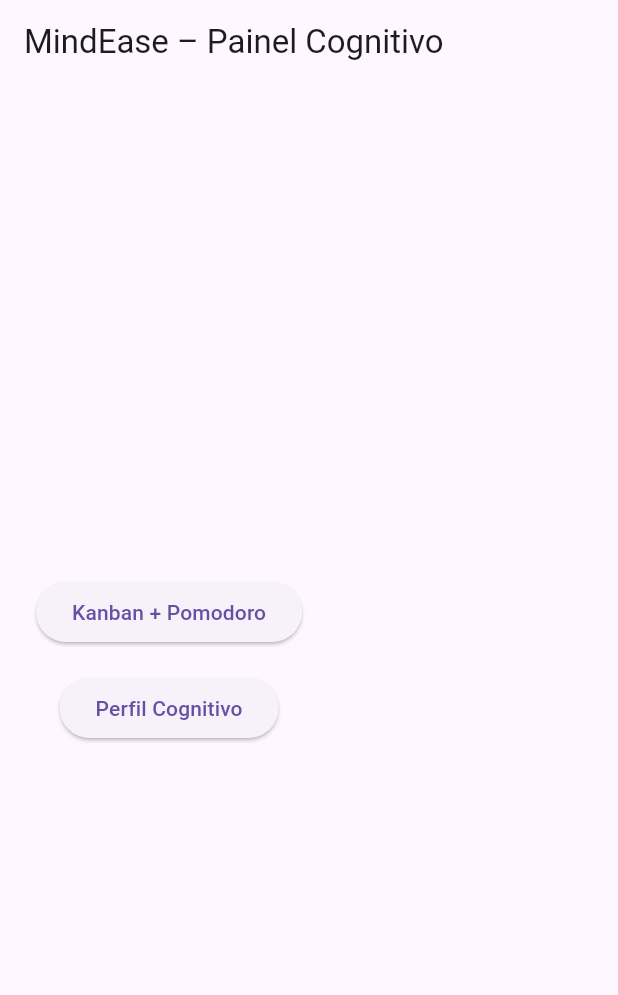
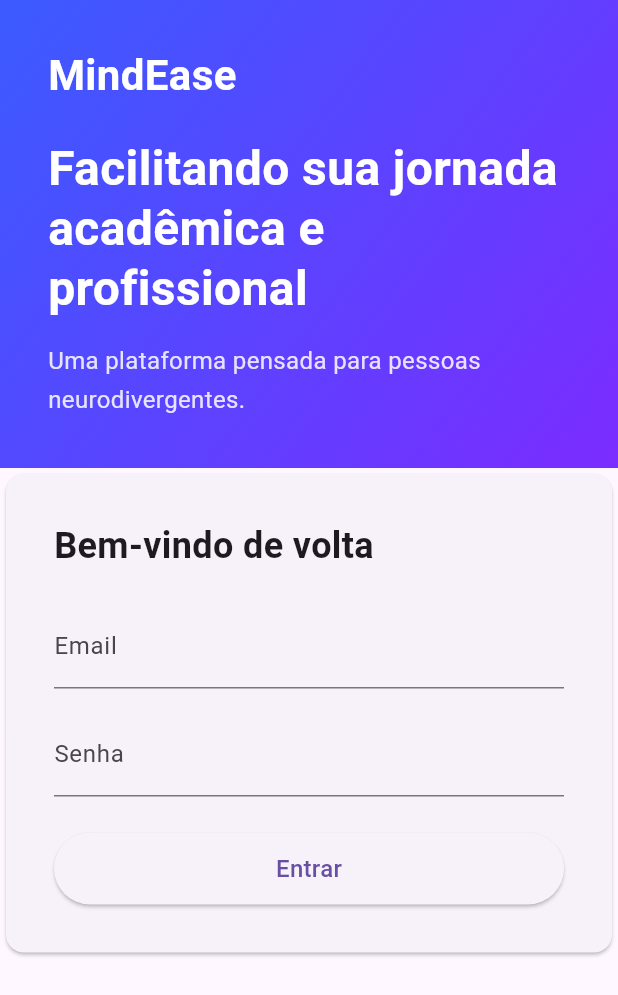
Before and after one commit to mindeaseapp/mindease-focus-tc5, a Flutter app: the screen it shows after launch, on a phone screen of 412 x 824 dp. Shown: the top 995 px of the screen. Run offline on Flutter 3.47's test engine with Material 3 defaults, Android fonts, the light colour scheme and no system bars.

Commit message:
feat: ajuste de token, login.

```diff
--- /dev/null
+++ b/lib/features/auth/login/presentation/login_page.dart
@@ -0,0 +1,79 @@
+import 'package:flutter/material.dart';
+
+import 'package:mindease_focus/shared/layout/flex_grid.dart';
+import 'package:mindease_focus/shared/widgets/gradient_panel.dart';
+import 'package:mindease_focus/shared/tokens/app_spacing.dart';
+import 'package:mindease_focus/shared/tokens/app_sizes.dart';
+
+import 'login_styles.dart';
+
+class LoginPage extends StatelessWidget {
+  const LoginPage({super.key});
+
+  @override
+  Widget build(BuildContext context) {
+    return Scaffold(
+      body: FlexGrid(
+        left: GradientPanel(
+          child: Column(
+            crossAxisAlignment: CrossAxisAlignment.start,
+            children: [
+              Text('MindEase', style: LoginStyles.brand),
+              SizedBox(height: AppSpacing.lg),
+              Text(
+                'Facilitando sua jornada acadêmica e profissional',
+                style: LoginStyles.subtitle,
+              ),
+              SizedBox(height: AppSpacing.md),
+              Text(
+                'Uma plataforma pensada para pessoas neurodivergentes.',
+                style: LoginStyles.description,
+              ),
+            ],
+          ),
+        ),
+        right: Center(
+          child: Card(
+            child: SizedBox(
+              width: AppSizes.maxContentWidth,
+              child: Padding(
+                padding: EdgeInsets.all(LoginStyles.cardPadding),
+                child: Column(
+                  crossAxisAlignment: CrossAxisAlignment.start,
+                  mainAxisSize: MainAxisSize.min,
+                  children: [
+                    Text(
+                      'Bem-vindo de volta',
+                      style: LoginStyles.title,
+                    ),
+                    SizedBox(height: AppSpacing.lg),
+                    const TextField(
+                      decoration: InputDecoration(labelText: 'Email'),
+                    ),
+                    SizedBox(height: AppSpacing.md),
+                    const TextField(
+                      decoration: InputDecoration(labelText: 'Senha'),
+                      obscureText: true,
+                    ),
+                    SizedBox(height: AppSpacing.lg),
+                    SizedBox(
+                      width: double.infinity,
+                      height: AppSizes.buttonHeight,
+                      child: ElevatedButton(
+                        onPressed: () {},
+                        child: Text(
+                          'Entrar',
+                          style: LoginStyles.buttonText,
+                        ),
+                      ),
+                    ),
+                  ],
+                ),
+              ),
+            ),
+          ),
+        ),
+      ),
+    );
+  }
+}
--- /dev/null
+++ b/lib/features/auth/login/presentation/login_styles.dart
@@ -0,0 +1,25 @@
+import 'package:flutter/material.dart';
+
+import 'package:mindease_focus/shared/tokens/app_colors.dart';
+import 'package:mindease_focus/shared/tokens/app_spacing.dart';
+import 'package:mindease_focus/shared/tokens/app_typography.dart';
+
+class LoginStyles {
+  static final TextStyle title = AppTypography.h2;
+
+  static final TextStyle brand = AppTypography.h1.copyWith(
+    color: AppColors.textOnPrimary,
+  );
+
+  static final TextStyle subtitle = AppTypography.displaySmall.copyWith(
+    color: AppColors.textOnPrimary,
+  );
+
+  static final TextStyle description = AppTypography.body.copyWith(
+    color: AppColors.textOnPrimary.withOpacity(0.85),
+  );
+
+  static final TextStyle buttonText = AppTypography.labelLarge;
+
+  static const double cardPadding = AppSpacing.xl;
+}
--- a/lib/features/features.dart
+++ b/lib/features/features.dart
@@ -1,4 +1,7 @@
 
+export 'auth/login/presentation/login_page.dart';
+export 'auth/register/presentation/register_page.dart';
+export 'auth/reset_password/presentation/reset_password_page.dart';
 export 'dashboard/presentation/dashboard_page.dart';
 export 'tasks/presentation/tasks_page.dart';
 export 'profile/presentation/profile_page.dart';
--- /dev/null
+++ b/lib/features/routes.dart
@@ -0,0 +1,19 @@
+import 'package:flutter/material.dart';
+
+// auth
+import 'auth/login/presentation/login_page.dart';
+
+// app
+import 'dashboard/presentation/dashboard_page.dart';
+
+class AppRoutes {
+  // 🔹 nomes das rotas
+  static const String login = '/login';
+  static const String dashboard = '/dashboard';
+
+  // 🔹 mapa de rotas
+  static final Map<String, WidgetBuilder> routes = {
+    login: (_) => const LoginPage(),
+    dashboard: (_) => const DashboardPage(),
+  };
+}
--- a/lib/main.dart
+++ b/lib/main.dart
@@ -1,6 +1,5 @@
-
 import 'package:flutter/material.dart';
-import 'features/dashboard/presentation/dashboard_page.dart';
+import 'features/routes.dart';
 
 void main() {
   runApp(const MindEaseApp());
@@ -15,7 +14,12 @@ class MindEaseApp extends StatelessWidget {
       debugShowCheckedModeBanner: false,
       title: 'MindEase',
       theme: ThemeData(useMaterial3: true),
-      home: const DashboardPage(),
+
+      // ✅ PRIMEIRA TELA
+      initialRoute: AppRoutes.login,
+
+      // ✅ MAPA DE ROTAS (Clean)
+      routes: AppRoutes.routes,
     );
   }
 }
--- /dev/null
+++ b/lib/shared/layout/flex_grid.dart
@@ -0,0 +1,26 @@
+
+import 'package:flutter/material.dart';
+
+class FlexGrid extends StatelessWidget {
+  final Widget left;
+  final Widget right;
+
+  const FlexGrid({super.key, required this.left, required this.right});
+
+  @override
+  Widget build(BuildContext context) {
+    return LayoutBuilder(
+      builder: (context, c) {
+        if (c.maxWidth < 900) {
+          return Column(children: [left, right]);
+        }
+        return Row(
+          children: [
+            Expanded(child: left),
+            Expanded(child: right),
+          ],
+        );
+      },
+    );
+  }
+}
--- /dev/null
+++ b/lib/shared/tokens/app_colors.dart
@@ -0,0 +1,92 @@
+import 'package:flutter/material.dart';
+
+/// Design Tokens — Colors
+/// Paleta pensada para acessibilidade cognitiva,
+/// contraste adequado e reutilização global
+class AppColors {
+
+  /* ───────────────────────────
+   * 🎨 BRAND / PRIMARY
+   * ─────────────────────────── */
+
+  static const Color primary = Color(0xFF3B5BFF);
+  static const Color primaryDark = Color(0xFF2F49CC);
+  static const Color primaryLight = Color(0xFF6C83FF);
+
+  static const Color gradientStart = Color(0xFF3B5BFF);
+  static const Color gradientEnd   = Color(0xFF7B2CFF);
+
+  /* ───────────────────────────
+   * 🌫️ BACKGROUND / SURFACE
+   * ─────────────────────────── */
+
+  static const Color background = Color(0xFFF8FAFC);
+  static const Color surface = Color(0xFFF1F5F9);
+
+  static const Color card = Colors.white;
+  static const Color cardMuted = Color(0xFFF8FAFC);
+
+  /* ───────────────────────────
+   * 📝 TEXT
+   * ─────────────────────────── */
+
+  static const Color textPrimary = Color(0xFF0F172A);
+  static const Color textSecondary = Color(0xFF64748B);
+  static const Color textTertiary = Color(0xFF94A3B8);
+  static const Color textDisabled = Color(0xFFCBD5E1);
+  static const Color textOnPrimary = Colors.white;
+
+  /* ───────────────────────────
+   * 🧩 BORDERS / DIVIDERS
+   * ─────────────────────────── */
+
+  static const Color border = Color(0xFFE2E8F0);
+  static const Color borderStrong = Color(0xFFCBD5E1);
+  static const Color divider = Color(0xFFE5E7EB);
+
+  /* ───────────────────────────
+   * 🎯 ACTIONS / STATES
+   * ─────────────────────────── */
+
+  static const Color success = Color(0xFF22C55E);
+  static const Color warning = Color(0xFFF59E0B);
+  static const Color error = Color(0xFFEF4444);
+  static const Color info = Color(0xFF0EA5E9);
+
+  static const Color successBg = Color(0xFFDCFCE7);
+  static const Color warningBg = Color(0xFFFEF3C7);
+  static const Color errorBg = Color(0xFFFEE2E2);
+  static const Color infoBg = Color(0xFFE0F2FE);
+
+  /* ───────────────────────────
+   * 🖱️ BUTTONS
+   * ─────────────────────────── */
+
+  static const Color buttonPrimary = primary;
+  static const Color buttonPrimaryText = Colors.white;
+
+  static const Color buttonSecondary = Color(0xFFE5E7EB);
+  static const Color buttonSecondaryText = Color(0xFF0F172A);
+
+  static const Color buttonDisabled = Color(0xFFE2E8F0);
+  static const Color buttonDisabledText = Color(0xFF94A3B8);
+
+  /* ───────────────────────────
+   * 🧠 FOCUS / ACCESSIBILITY
+   * ─────────────────────────── */
+
+  static const Color focus = Color(0xFF38BDF8);
+  static const Color focusRing = Color(0x8038BDF8); // 50% opacity
+
+  static const Color overlay = Color(0x99000000); // dialogs / modals
+
+  /* ───────────────────────────
+   * 🧪 INPUTS
+   * ─────────────────────────── */
+
+  static const Color inputBackground = Colors.white;
+  static const Color inputBorder = Color(0xFFCBD5E1);
+  static const Color inputFocusedBorder = primary;
+  static const Color inputErrorBorder = error;
+  static const Color inputHint = Color(0xFF94A3B8);
+}
--- /dev/null
+++ b/lib/shared/tokens/app_sizes.dart
@@ -0,0 +1,78 @@
+class AppSizes {
+  AppSizes._();
+
+  // ======================================================
+  // 📐 Layout geral
+  // ======================================================
+
+  /// Largura máxima de conteúdo (cards, formulários)
+  static const double maxContentWidth = 420;
+
+  /// Largura máxima em telas grandes (dashboard)
+  static const double maxPageWidth = 1200;
+
+  /// Altura mínima de áreas clicáveis (acessibilidade)
+  static const double minTapArea = 48;
+
+  // ======================================================
+  // 🔘 Botões
+  // ======================================================
+
+  static const double buttonHeight = 48;
+  static const double buttonHeightSmall = 40;
+  static const double buttonHeightLarge = 56;
+
+  static const double buttonIconSize = 20;
+
+  // ======================================================
+  // 🧾 Inputs / formulários
+  // ======================================================
+
+  static const double inputHeight = 48;
+  static const double inputIconSize = 20;
+  static const double inputBorderRadius = 12;
+
+  // ======================================================
+  // 🪪 Cards
+  // ======================================================
+
+  static const double cardBorderRadius = 16;
+  static const double cardElevation = 4;
+
+  // ======================================================
+  // 🧭 AppBar / Header
+  // ======================================================
+
+  static const double appBarHeight = 64;
+  static const double appBarIconSize = 24;
+
+  // ======================================================
+  // 🖼 Ícones
+  // ======================================================
+
+  static const double iconXS = 12;
+  static const double iconSM = 16;
+  static const double iconMD = 24;
+  static const double iconLG = 32;
+  static const double iconXL = 40;
+
+  // ======================================================
+  // 🧠 Avatares / imagens
+  // ======================================================
+
+  static const double avatarSM = 32;
+  static const double avatarMD = 40;
+  static const double avatarLG = 56;
+
+  // ======================================================
+  // 📊 Grids / Layout responsivo
+  // ======================================================
+
+  static const double breakpointMobile = 600;
+  static const double breakpointTablet = 900;
+  static const double breakpointDesktop = 1200;
+
+  static const int gridColumnsMobile = 1;
+  static const int gridColumnsTablet = 2;
+  static const int gridColumnsDesktop = 4;
+}
--- /dev/null
+++ b/lib/shared/tokens/app_spacing.dart
@@ -0,0 +1,35 @@
+/// Design Tokens — Spacing
+/// Usado para padding, margin, gaps e layout
+/// Mantém previsibilidade e reduz sobrecarga cognitiva
+class AppSpacing {
+  // 🔹 Base unit
+  static const double base = 8.0;
+
+  // 🔹 Espaçamentos pequenos
+  static const double xxs = 2.0;
+  static const double xs  = 4.0;
+  static const double sm  = 8.0;
+
+  // 🔹 Espaçamentos médios (mais usados)
+  static const double md  = 16.0;
+  static const double lg  = 24.0;
+
+  // 🔹 Espaçamentos grandes
+  static const double xl  = 32.0;
+  static const double xxl = 40.0;
+  static const double xxxl = 48.0;
+
+  // 🔹 Espaçamentos de layout (páginas)
+  static const double pagePadding = 24.0;
+  static const double sectionGap  = 32.0;
+
+  // 🔹 Componentes específicos
+  static const double cardPadding = 24.0;
+  static const double inputPadding = 16.0;
+  static const double buttonHeight = 48.0;
+
+  // 🔹 Bordas
+  static const double borderRadiusSm = 8.0;
+  static const double borderRadiusMd = 16.0;
+  static const double borderRadiusLg = 24.0;
+}
--- /dev/null
+++ b/lib/shared/tokens/app_typography.dart
@@ -0,0 +1,113 @@
+import 'package:flutter/material.dart';
+
+/// Design Tokens — Typography
+/// Tipografia acessível, previsível e escalável
+/// Pensada para reduzir sobrecarga cognitiva
+class AppTypography {
+
+  // 🔹 Font family padrão do app
+  static const String fontFamily = 'Inter';
+
+  // 🔹 Pesos mais usados
+  static const FontWeight light = FontWeight.w300;
+  static const FontWeight regular = FontWeight.w400;
+  static const FontWeight medium = FontWeight.w500;
+  static const FontWeight semiBold = FontWeight.w600;
+  static const FontWeight bold = FontWeight.w700;
+
+  // 🔹 Display (títulos grandes)
+  static const TextStyle displayLarge = TextStyle(
+    fontSize: 48,
+    fontWeight: bold,
+    height: 1.2,
+  );
+
+  static const TextStyle displayMedium = TextStyle(
+    fontSize: 40,
+    fontWeight: bold,
+    height: 1.2,
+  );
+
+  static const TextStyle displaySmall = TextStyle(
+    fontSize: 32,
+    fontWeight: semiBold,
+    height: 1.25,
+  );
+
+  // 🔹 Headings
+  static const TextStyle h1 = TextStyle(
+    fontSize: 28,
+    fontWeight: semiBold,
+    height: 1.3,
+  );
+
+  static const TextStyle h2 = TextStyle(
+    fontSize: 24,
+    fontWeight: semiBold,
+    height: 1.3,
+  );
+
+  static const TextStyle h3 = TextStyle(
+    fontSize: 20,
+    fontWeight: medium,
+    height: 1.4,
+  );
+
+  // 🔹 Body
+  static const TextStyle bodyLarge = TextStyle(
+    fontSize: 18,
+    fontWeight: regular,
+    height: 1.6,
+  );
+
+  static const TextStyle body = TextStyle(
+    fontSize: 16,
+    fontWeight: regular,
+    height: 1.6,
+  );
+
+  static const TextStyle bodySmall = TextStyle(
+    fontSize: 14,
+    fontWeight: regular,
+    height: 1.5,
+  );
+
+  // 🔹 Labels / Inputs / Buttons
+  static const TextStyle labelLarge = TextStyle(
+    fontSize: 16,
+    fontWeight: medium,
+    letterSpacing: 0.2,
+  );
+
+  static const TextStyle label = TextStyle(
+    fontSize: 14,
+    fontWeight: medium,
+    letterSpacing: 0.2,
+  );
+
+  static const TextStyle labelSmall = TextStyle(
+    fontSize: 12,
+    fontWeight: medium,
+    letterSpacing: 0.3,
+  );
+
+  // 🔹 Links
+  static const TextStyle link = TextStyle(
+    fontSize: 14,
+    fontWeight: medium,
+    decoration: TextDecoration.underline,
+  );
+
+  // 🔹 Helpers (feedback cognitivo)
+  static const TextStyle helper = TextStyle(
+    fontSize: 12,
+    fontWeight: regular,
+    height: 1.4,
+  );
+
+  static const TextStyle error = TextStyle(
+    fontSize: 12,
+    fontWeight: medium,
+    color: Colors.redAccent,
+  );
+}
--- /dev/null
+++ b/lib/shared/widgets/gradient_panel.dart
@@ -0,0 +1,28 @@
+import 'package:flutter/material.dart';
+
+import 'package:mindease_focus/shared/tokens/app_colors.dart';
+import 'package:mindease_focus/shared/tokens/app_spacing.dart';
+
+class GradientPanel extends StatelessWidget {
+  final Widget child;
+
+  const GradientPanel({super.key, required this.child});
+
+  @override
+  Widget build(BuildContext context) {
+    return Container(
+      padding: EdgeInsets.all(AppSpacing.xl), // ❌ sem const
+      decoration: const BoxDecoration(
+        gradient: LinearGradient(
+          colors: [
+            AppColors.gradientStart,
+            AppColors.gradientEnd,
+          ],
+          begin: Alignment.topLeft,
+          end: Alignment.bottomRight,
+        ),
+      ),
+      child: child,
+    );
+  }
+}
```
Also changed, not shown: lib/features/auth/register/presentation/register_page.dart (added), lib/features/auth/reset_password/presentation/reset_password_page.dart (added), 8 other files.
